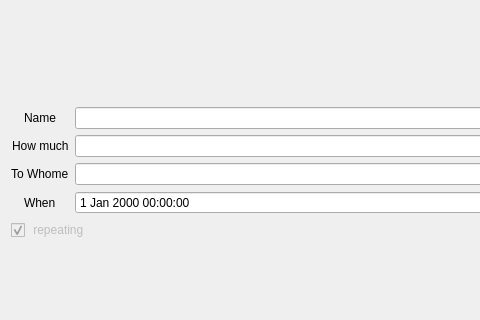
First picture: the form in views/payment/paymentWidget/paymentwidget.ui, repository IronTony-Stark/ATM, before the edit; both pictures show x 0 to 480 and y 127 to 447 of the 1000 by 600 pixel window.
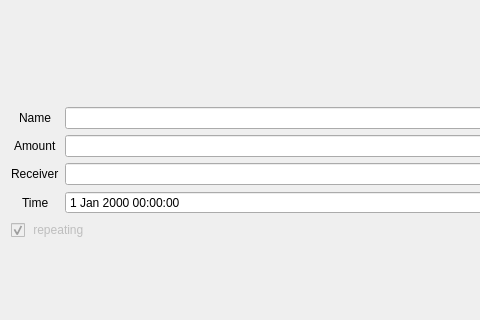
Second picture: the form after the edit.

Diff of the .ui file:
```diff
--- a/views/payment/paymentWidget/paymentwidget.ui
+++ b/views/payment/paymentWidget/paymentwidget.ui
@@ -30,21 +30,21 @@
    <item row="1" column="0">
     <widget class="QLabel" name="labelHowMuch">
      <property name="text">
-      <string>How much</string>
+      <string>Amount</string>
      </property>
     </widget>
    </item>
    <item row="2" column="0">
     <widget class="QLabel" name="labelToWhome">
      <property name="text">
-      <string>To Whome</string>
+      <string>Receiver</string>
      </property>
     </widget>
    </item>
    <item row="3" column="0">
     <widget class="QLabel" name="labelWhen">
      <property name="text">
-      <string>When</string>
+      <string>Time</string>
      </property>
     </widget>
    </item>
```
